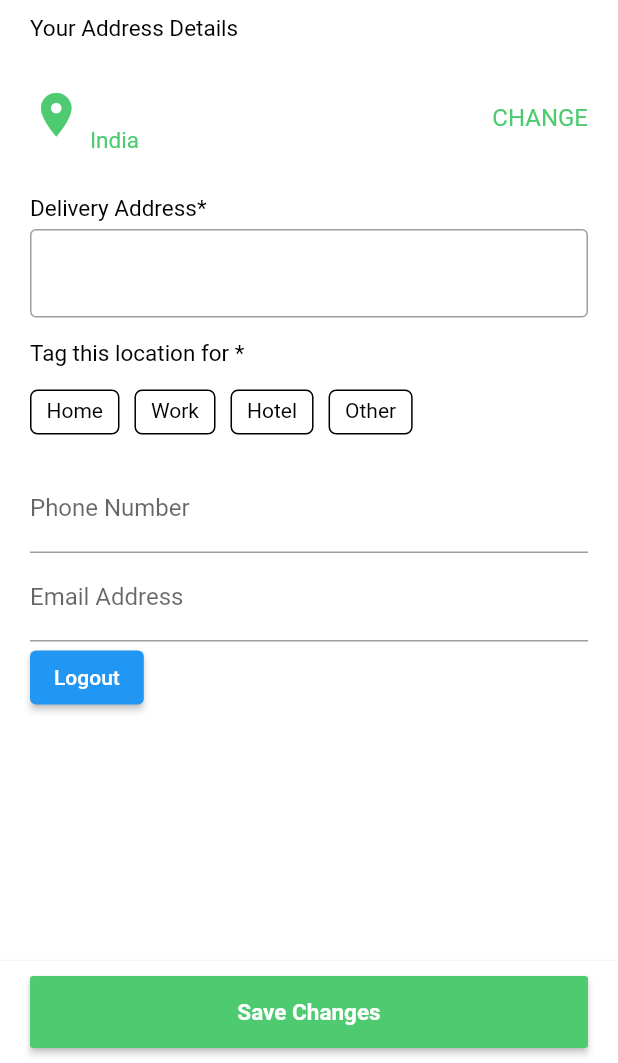
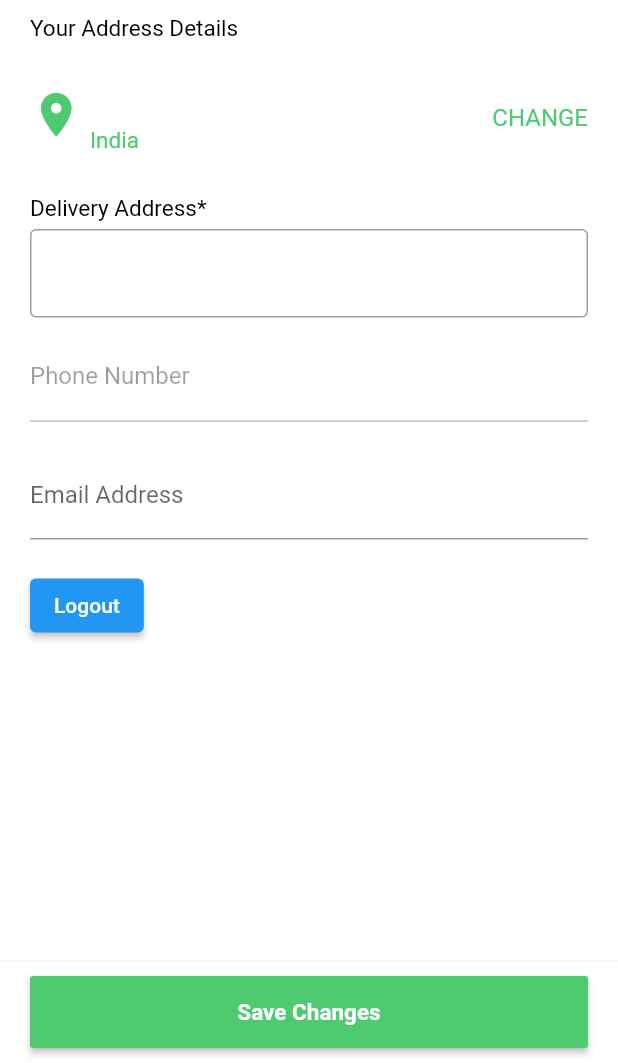
Before and after one commit to Palak-Bera/VyanjanApp, a Flutter app: the SeekerDashboard screen opened by its route, on a phone screen of 412 x 824 dp, the part 173-1236 px from its top. Run offline on Flutter 3.47's test engine with Material 2 defaults, Android fonts, the light colour scheme and no system bars; our stand-ins replace circular_countdown_timer, cloud_firestore, firebase_auth, firebase_core, firebase_database, firebase_messaging and 8 more; missing offline and left inert: cupertino_stepper, flutter_cart, flutter_geocoder, flutter_number_picker, razorpay_flutter; accounts and stored records are empty.

Commit message:
Vyanjan v1.0

```diff
--- a/lib/features/FoodSeeker/Home/seekerCheckout.dart
+++ b/lib/features/FoodSeeker/Home/seekerCheckout.dart
@@ -153,7 +153,7 @@ class _SeekerCheckoutState extends State<SeekerCheckout> {
   Future<void> vendorPayout() async {
     double amt = widget.deliveryMode == "Doorstep Delivery"
         ? ((cart.getTotalAmount() * 100) + 50 * 100)
-        : cart.getTotalAmount();
+        : cart.getTotalAmount() * 100;
     print('Payout amt: ' + amt.toString());
     print('Payout amt: ' + (amt * 0.8).toString());
 
--- a/lib/features/FoodSeeker/Home/seekerDashboard.dart
+++ b/lib/features/FoodSeeker/Home/seekerDashboard.dart
@@ -55,8 +55,6 @@ class _SeekerDashboardState extends State<SeekerDashboard> {
 
   @override
   Widget build(BuildContext context) {
-    bool checkSelected = false;
-
     return GestureDetector(
       onTap: () {
         FocusScope.of(context).unfocus();
@@ -97,18 +95,6 @@ class _SeekerDashboardState extends State<SeekerDashboard> {
                         CustomText(text: "Your Address Details", fontSize: 15),
                       ],
                     ),
-                    // CircleAvatar(
-                    //   backgroundColor: primaryGreen,
-                    //   radius: 45.0,
-                    //   child: Padding(
-                    //     padding: const EdgeInsets.all(5.0),
-                    //     child: CircleAvatar(
-                    //       radius: 45.0,
-                    //       backgroundImage:
-                    //           AssetImage('assets/images/person.jpeg'),
-                    //     ),
-                    //   ),
-                    // ),
                   ],
                 ),
 
@@ -185,39 +171,11 @@ class _SeekerDashboardState extends State<SeekerDashboard> {
                 ),
                 height10,
 
-                // tag location
-                CustomText(text: "Tag this location for *"),
-                height10,
-                Container(
-                  height: 30.0,
-                  child: ListView(
-                    scrollDirection: Axis.horizontal,
-                    children: [
-                      Tag(
-                        text: 'Home',
-                        onTap: () {},
-                      ),
-                      Tag(
-                        text: 'Work',
-                        onTap: () {},
-                      ),
-                      Tag(
-                        text: 'Hotel',
-                        onTap: () {},
-                      ),
-                      Tag(
-                        text: 'Other',
-                        onTap: () {},
-                      ),
-                    ],
-                  ),
-                ),
-
-                height20,
                 // phone number field
                 TextFormField(
                   controller: _phoneNoController,
                   onChanged: (value) {},
+                  enabled: false,
                   decoration: InputDecoration(
                     // suffix: CustomText(
                     //   text: 'VERIFY',
@@ -232,16 +190,12 @@ class _SeekerDashboardState extends State<SeekerDashboard> {
                   cursorColor: primaryGreen,
                   keyboardType: TextInputType.number,
                 ),
+                height20,
                 // email address
                 TextFormField(
                   controller: _emailController,
                   onChanged: (value) {},
                   decoration: InputDecoration(
-                    // suffix: CustomText(
-                    //   text: 'VERIFY',
-                    //   color: primaryGreen,
-                    //   fontSize: 12.0,
-                    // ),
                     label: Text('Email Address'),
                     focusedBorder: UnderlineInputBorder(
                       borderSide: BorderSide(color: primaryGreen),
@@ -250,30 +204,7 @@ class _SeekerDashboardState extends State<SeekerDashboard> {
                   cursorColor: primaryGreen,
                   keyboardType: TextInputType.emailAddress,
                 ),
-
-                // Check Box
-                // Row(
-                //   children: <Widget>[
-                //     Checkbox(
-                //       value: checkSelected,
-                //       checkColor: white,
-                //       activeColor: primaryGreen,
-                //       onChanged: (value) {
-                //         setState(() {
-                //           print(value!);
-                //           checkSelected = value;
-                //         });
-                //       },
-                //       fillColor: MaterialStateProperty.all(primaryGreen),
-                //     ),
-                //     Expanded(
-                //       child: CustomText(
-                //         text: "Save this details for your future orders",
-                //         softwrap: true,
-                //       ),
-                //     )
-                //   ],
-                // ),
+                height20,
 
                 ElevatedButton(
                   onPressed: () {
--- a/lib/features/FoodSeeker/Home/seekerHome.dart
+++ b/lib/features/FoodSeeker/Home/seekerHome.dart
@@ -86,11 +86,8 @@ class _SeekerHomeState extends State<SeekerHome> {
     LocationData _locationData;
 
     _serviceEnabled = await location.serviceEnabled();
-    if (!_serviceEnabled) {
+    while (!_serviceEnabled) {
       _serviceEnabled = await location.requestService();
-      if (!_serviceEnabled) {
-        return;
-      }
     }
 
     _permissionGranted = await location.hasPermission();
```
Also changed, not shown: lib/features/FoodMaker/Home/makerHome.dart (+8 -2 lines), lib/features/FoodMaker/Home/orderHistory.dart (+26 -26 lines).
